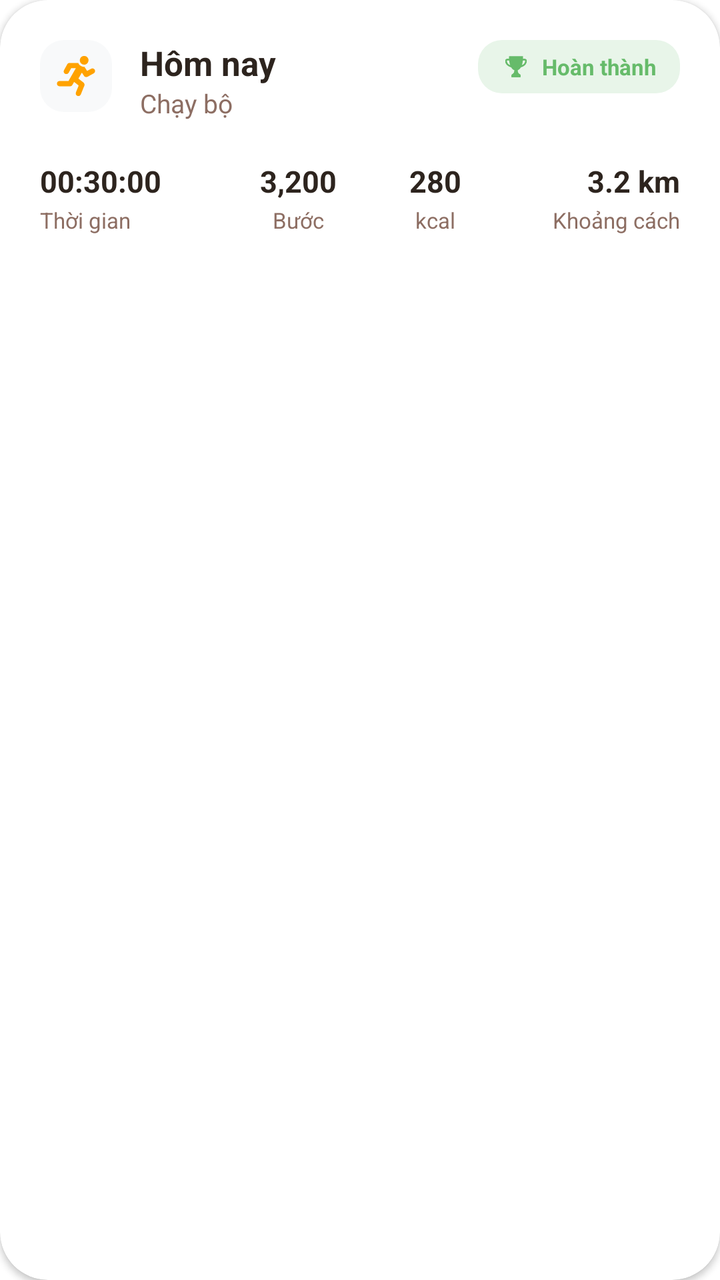
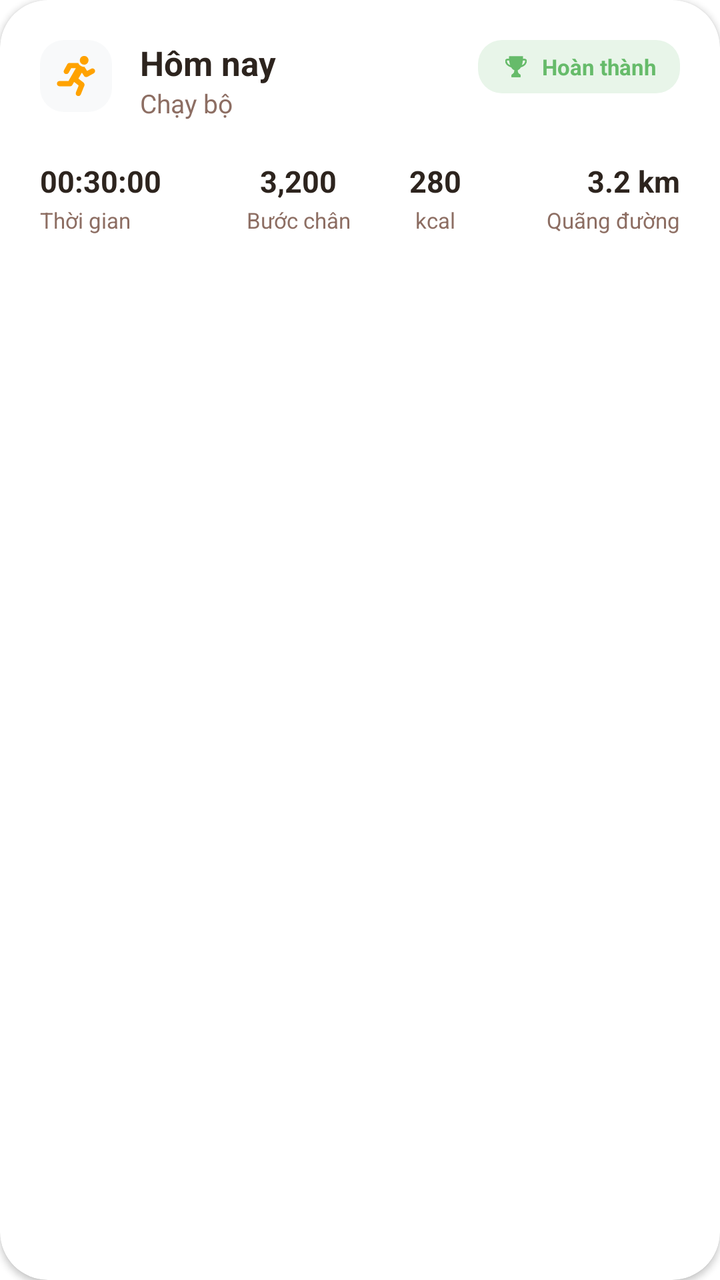

Screens rendered from an Android XML layout before and after an edit, with the pre-edit source and the edit as a unified diff.
<!-- AndroidManifest.xml: application theme Theme.Better_Life -->
<!-- res/layout/item_running_history.xml -->
<?xml version="1.0" encoding="utf-8"?>
<androidx.cardview.widget.CardView xmlns:android="http://schemas.android.com/apk/res/android"
    xmlns:app="http://schemas.android.com/apk/res-auto"
    android:layout_width="match_parent"
    android:layout_height="wrap_content"
    android:layout_marginBottom="16dp"
    app:cardCornerRadius="24dp"
    app:cardElevation="2dp"
    app:cardBackgroundColor="@color/white">

    <LinearLayout
        android:layout_width="match_parent"
        android:layout_height="wrap_content"
        android:orientation="vertical"
        android:padding="20dp">

        <RelativeLayout
            android:layout_width="match_parent"
            android:layout_height="wrap_content">

            <ImageView
                android:id="@+id/iv_activity_type_icon"
                android:layout_width="36dp"
                android:layout_height="36dp"
                android:background="@drawable/circle_white_alpha"
                android:backgroundTint="#F8F9FA"
                android:padding="8dp"
                android:src="@drawable/ic_run" />

            <LinearLayout
                android:layout_width="wrap_content"
                android:layout_height="wrap_content"
                android:layout_marginStart="14dp"
                android:layout_toEndOf="@id/iv_activity_type_icon"
                android:orientation="vertical">

                <TextView
                    android:id="@+id/tv_run_date"
                    android:layout_width="wrap_content"
                    android:layout_height="wrap_content"
                    android:text="Hôm nay"
                    android:textColor="@color/text_title"
                    android:textSize="17sp"
                    android:textStyle="bold" />

                <TextView
                    android:id="@+id/tv_run_type"
                    android:layout_width="wrap_content"
                    android:layout_height="wrap_content"
                    android:text="Chạy bộ"
                    android:textColor="@color/text_secondary"
                    android:textSize="13sp" />
            </LinearLayout>

            <LinearLayout
                android:layout_width="wrap_content"
                android:layout_height="wrap_content"
                android:layout_alignParentEnd="true"
                android:background="@drawable/circle_white_alpha"
                android:backgroundTint="#E8F5E9"
                android:gravity="center_vertical"
                android:paddingHorizontal="12dp"
                android:paddingVertical="6dp">

                <ImageView
                    android:layout_width="14dp"
                    android:layout_height="14dp"
                    android:src="@drawable/ic_trophy"
                    app:tint="#66BB6A" />

                <TextView
                    android:layout_width="wrap_content"
                    android:layout_height="wrap_content"
                    android:layout_marginStart="6dp"
                    android:text="Hoàn thành"
                    android:textColor="#66BB6A"
                    android:textSize="11sp"
                    android:textStyle="bold" />
            </LinearLayout>
        </RelativeLayout>

        <LinearLayout
            android:layout_width="match_parent"
            android:layout_height="wrap_content"
            android:layout_marginTop="20dp"
            android:orientation="horizontal"
            android:baselineAligned="false">

            
            <LinearLayout
                android:layout_width="0dp"
                android:layout_height="wrap_content"
                android:layout_weight="1.2"
                android:orientation="vertical">

                <TextView
                    android:id="@+id/tv_run_duration"
                    android:layout_width="wrap_content"
                    android:layout_height="wrap_content"
                    android:text="00:30:00"
                    android:textColor="@color/text_title"
                    android:textSize="15sp"
                    android:textStyle="bold" />
                <TextView android:layout_width="wrap_content" android:layout_height="wrap_content" android:layout_marginTop="2dp" android:text="Thời gian" android:textColor="@color/text_secondary" android:textSize="11sp" />
            </LinearLayout>

            
            <LinearLayout
                android:layout_width="0dp"
                android:layout_height="wrap_content"
                android:layout_weight="1"
                android:orientation="vertical"
                android:gravity="center_horizontal">
                <TextView android:id="@+id/tv_run_steps" android:layout_width="wrap_content" android:layout_height="wrap_content" android:text="3,200" android:textColor="@color/text_title" android:textStyle="bold" android:textSize="15sp" />
                <TextView android:layout_width="wrap_content" android:layout_height="wrap_content" android:layout_marginTop="2dp" android:text="Bước" android:textColor="@color/text_secondary" android:textSize="11sp" />
            </LinearLayout>

            
            <LinearLayout
                android:layout_width="0dp"
                android:layout_height="wrap_content"
                android:layout_weight="0.8"
                android:orientation="vertical"
                android:gravity="center_horizontal">
                <TextView android:id="@+id/tv_run_calories" android:layout_width="wrap_content" android:layout_height="wrap_content" android:text="280" android:textColor="@color/text_title" android:textStyle="bold" android:textSize="15sp" />
                <TextView android:layout_width="wrap_content" android:layout_height="wrap_content" android:layout_marginTop="2dp" android:text="kcal" android:textColor="@color/text_secondary" android:textSize="11sp" />
            </LinearLayout>

            
            <LinearLayout
                android:layout_width="0dp"
                android:layout_height="wrap_content"
                android:layout_weight="1.2"
                android:orientation="vertical"
                android:gravity="end">
                <TextView android:id="@+id/tv_run_distance" android:layout_width="wrap_content" android:layout_height="wrap_content" android:text="3.2 km" android:textColor="@color/text_title" android:textStyle="bold" android:textSize="15sp" />
                <TextView android:layout_width="wrap_content" android:layout_height="wrap_content" android:layout_marginTop="2dp" android:text="Khoảng cách" android:textColor="@color/text_secondary" android:textSize="11sp" />
            </LinearLayout>

        </LinearLayout>
    </LinearLayout>
</androidx.cardview.widget.CardView>
<!-- resources referenced by this layout -->
<resources>
  <color name="text_secondary">#8D6E63</color>
  <color name="text_title">#2D241E</color>
  <color name="white">#FFFFFFFF</color>
  <!-- drawable circle_white_alpha (drawable) -->
  <?xml version="1.0" encoding="utf-8"?>
  <shape xmlns:android="http://schemas.android.com/apk/res/android"
      android:shape="rectangle">
      <solid android:color="#F5F5F5" />
      <corners android:radius="12dp" />
  </shape>
  <!-- drawable ic_run: vector/xml drawable (drawable, 6728 chars, omitted) -->
  <!-- drawable ic_trophy: vector/xml drawable (drawable, 8667 chars, omitted) -->
  <style name="Theme.Better_Life" parent="Theme.MaterialComponents.DayNight.NoActionBar">
          
          <item name="colorPrimary">@color/primary_teal</item>
          <item name="colorPrimaryVariant">@color/primary_teal_dark</item>
          <item name="colorOnPrimary">@color/white</item>
          
          <item name="colorSecondary">@color/nav_active</item>
          <item name="colorSecondaryVariant">@color/primary_teal_dark</item>
          <item name="colorOnSecondary">@color/white</item>
          
          <item name="android:statusBarColor">@color/primary_teal</item>
          
      </style>
  <color name="primary_teal">#FF8A65</color>
  <color name="primary_teal_dark">#E64A19</color>
  <color name="nav_active">#FF8A65</color>
</resources>

<!-- the commit's change to res/layout/item_running_history.xml (unified diff, before → after) -->
@@ -38,7 +38,7 @@
                     android:id="@+id/tv_run_date"
                     android:layout_width="wrap_content"
                     android:layout_height="wrap_content"
-                    android:text="Hôm nay"
+                    android:text="@string/today"
                     android:textColor="@color/text_title"
                     android:textSize="17sp"
                     android:textStyle="bold" />
@@ -47,7 +47,7 @@
                     android:id="@+id/tv_run_type"
                     android:layout_width="wrap_content"
                     android:layout_height="wrap_content"
-                    android:text="Chạy bộ"
+                    android:text="@string/running"
                     android:textColor="@color/text_secondary"
                     android:textSize="13sp" />
             </LinearLayout>
@@ -72,7 +72,7 @@
                     android:layout_width="wrap_content"
                     android:layout_height="wrap_content"
                     android:layout_marginStart="6dp"
-                    android:text="Hoàn thành"
+                    android:text="@string/completed"
                     android:textColor="#66BB6A"
                     android:textSize="11sp"
                     android:textStyle="bold" />
@@ -101,7 +101,7 @@
                     android:textColor="@color/text_title"
                     android:textSize="15sp"
                     android:textStyle="bold" />
-                <TextView android:layout_width="wrap_content" android:layout_height="wrap_content" android:layout_marginTop="2dp" android:text="Thời gian" android:textColor="@color/text_secondary" android:textSize="11sp" />
+                <TextView android:layout_width="wrap_content" android:layout_height="wrap_content" android:layout_marginTop="2dp" android:text="@string/time" android:textColor="@color/text_secondary" android:textSize="11sp" />
             </LinearLayout>
 
             
@@ -112,7 +112,7 @@
                 android:orientation="vertical"
                 android:gravity="center_horizontal">
                 <TextView android:id="@+id/tv_run_steps" android:layout_width="wrap_content" android:layout_height="wrap_content" android:text="3,200" android:textColor="@color/text_title" android:textStyle="bold" android:textSize="15sp" />
-                <TextView android:layout_width="wrap_content" android:layout_height="wrap_content" android:layout_marginTop="2dp" android:text="Bước" android:textColor="@color/text_secondary" android:textSize="11sp" />
+                <TextView android:layout_width="wrap_content" android:layout_height="wrap_content" android:layout_marginTop="2dp" android:text="@string/steps" android:textColor="@color/text_secondary" android:textSize="11sp" />
             </LinearLayout>
 
             
@@ -134,8 +134,9 @@
                 android:orientation="vertical"
                 android:gravity="end">
                 <TextView android:id="@+id/tv_run_distance" android:layout_width="wrap_content" android:layout_height="wrap_content" android:text="3.2 km" android:textColor="@color/text_title" android:textStyle="bold" android:textSize="15sp" />
-                <TextView android:layout_width="wrap_content" android:layout_height="wrap_content" android:layout_marginTop="2dp" android:text="Khoảng cách" android:textColor="@color/text_secondary" android:textSize="11sp" />
+                <TextView android:layout_width="wrap_content" android:layout_height="wrap_content" android:layout_marginTop="2dp" android:text="@string/distance" android:textColor="@color/text_secondary" android:textSize="11sp" />
             </LinearLayout>
+
 
         </LinearLayout>
     </LinearLayout>
<!-- resource entries referenced after the edit -->
@@ -12,6 +12,12 @@
   </shape>
   <!-- drawable ic_run: vector/xml drawable (drawable, 6728 chars, omitted) -->
   <!-- drawable ic_trophy: vector/xml drawable (drawable, 8667 chars, omitted) -->
+  <string name="completed">Hoàn thành</string>
+  <string name="distance">Quãng đường</string>
+  <string name="running">Chạy bộ</string>
+  <string name="steps">Bước chân</string>
+  <string name="time">Thời gian</string>
+  <string name="today">Hôm nay</string>
   <style name="Theme.Better_Life" parent="Theme.MaterialComponents.DayNight.NoActionBar">
           
           <item name="colorPrimary">@color/primary_teal</item>
